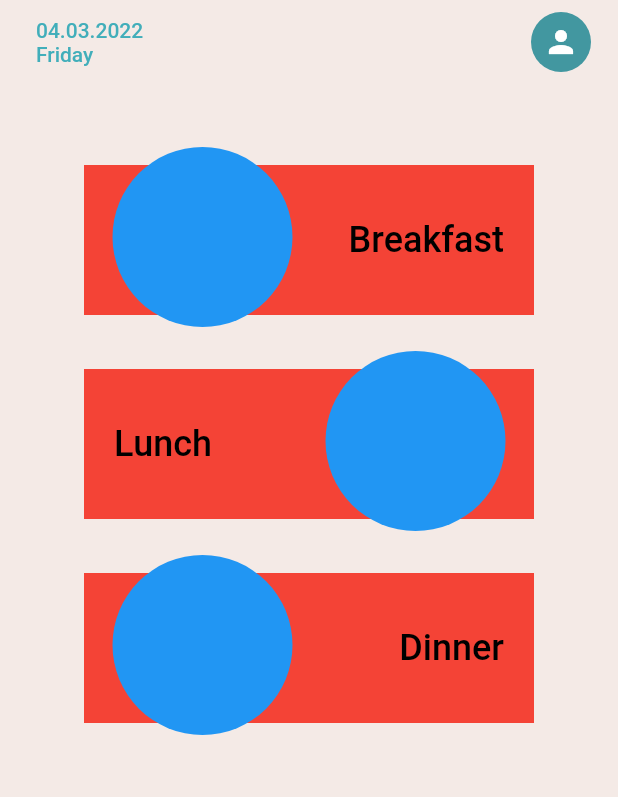
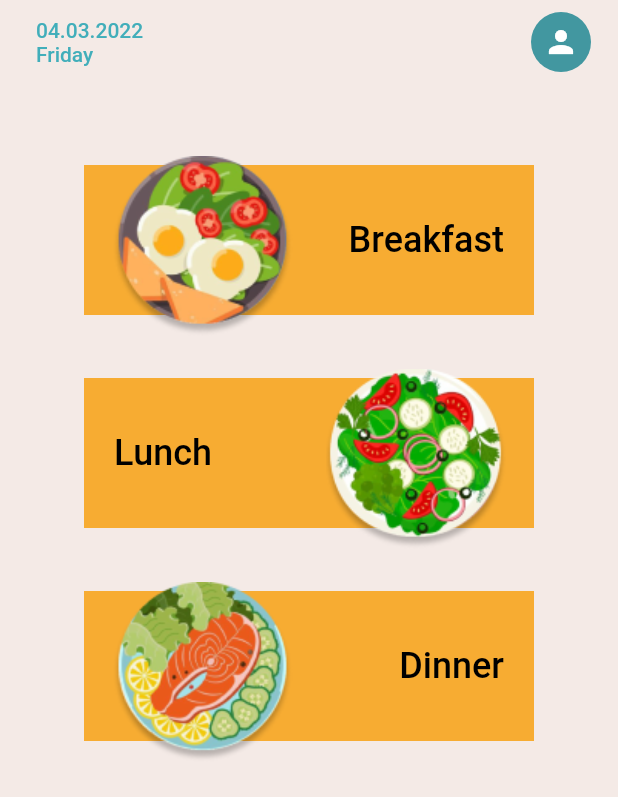
Before and after one commit to mrickar/Cut_Corners, a Flutter app: the HomeFilled screen opened directly, on a phone screen of 412 x 824 dp. Shown: the top 797 px of the screen. Run offline on Flutter 3.47's test engine with Material 2 defaults, Android fonts, the phone set to English and light mode, and no system bars; our stand-ins replace cloud_firestore, firebase_auth, firebase_core, firebase_database, flutter_riverpod, google_sign_in; accounts and stored records are empty.

Commit message:
meal icons eklendi

```diff
--- a/lib/home-filled.dart
+++ b/lib/home-filled.dart
@@ -19,6 +19,7 @@ class _HomeFilledState extends State<HomeFilled> {
   final profilePersonColor = Color(0xffffffff);
   final dateColor = Color(0xff41aeba);
   final addMealColor = Color(0xff595959);
+  final rectangularContainerColor = Color(0xfff7ac32);
 
   @override
   Widget build(BuildContext context) {
@@ -83,7 +84,7 @@ class _HomeFilledState extends State<HomeFilled> {
                     padding: const EdgeInsets.fromLTRB(0, 12.0, 0, 0),
                     child: Center(
                       child: Container(
-                        color: Colors.red,
+                        color: rectangularContainerColor,
                         height: 100,
                         width: 300,
                         child: Align(
@@ -110,12 +111,17 @@ class _HomeFilledState extends State<HomeFilled> {
                   Align(
                     alignment: Alignment.centerLeft,
                     child: Padding(
-                      padding: const EdgeInsets.fromLTRB(75.0, 0, 0, 0),
-                      child: CircleAvatar(
-                      backgroundImage: null,
-                      backgroundColor: Colors.blue,
-                      radius: 60.0,
-                ),
+                      padding: const EdgeInsets.fromLTRB(75.0, 6.0, 0, 0),
+                      child: Container(
+                        width: 120, height: 120,
+                        decoration: BoxDecoration(
+                            color: Colors.transparent,
+                            borderRadius: BorderRadius.all(
+                              Radius.circular(60),
+                            )
+                        ),
+                        child: Image.asset('images/breakfast-icon.png', fit: BoxFit.cover,),
+                      ),
                     ),
                   ),
               ],
@@ -129,7 +135,7 @@ class _HomeFilledState extends State<HomeFilled> {
                   padding: const EdgeInsets.fromLTRB(0, 12.0, 0, 0),
                   child: Center(
                     child: Container(
-                      color: Colors.red,
+                      color: rectangularContainerColor,
                       height: 100,
                       width: 300,
                       child: Align(
@@ -156,11 +162,16 @@ class _HomeFilledState extends State<HomeFilled> {
                 Align(
                   alignment: Alignment.centerRight,
                   child: Padding(
-                    padding: const EdgeInsets.fromLTRB(0, 0, 75.0, 0),
-                    child: CircleAvatar(
-                      backgroundImage: null,
-                      backgroundColor: Colors.blue,
-                      radius: 60.0,
+                    padding: const EdgeInsets.fromLTRB(0, 6.0, 75.0, 0),
+                    child: Container(
+                      width: 120, height: 120,
+                      decoration: BoxDecoration(
+                          color: Colors.transparent,
+                          borderRadius: BorderRadius.all(
+                            Radius.circular(60),
+                          )
+                      ),
+                      child: Image.asset('images/lunch-icon.png', fit: BoxFit.cover,),
                     ),
                   ),
                 ),
@@ -175,7 +186,7 @@ class _HomeFilledState extends State<HomeFilled> {
                   padding: const EdgeInsets.fromLTRB(0, 12.0, 0, 0),
                   child: Center(
                     child: Container(
-                      color: Colors.red,
+                      color: rectangularContainerColor,
                       height: 100,
                       width: 300,
                       child: Align(
@@ -202,11 +213,16 @@ class _HomeFilledState extends State<HomeFilled> {
                 Align(
                   alignment: Alignment.centerLeft,
                   child: Padding(
-                    padding: const EdgeInsets.fromLTRB(75.0, 0, 0, 0),
-                    child: CircleAvatar(
-                      backgroundImage: null,
-                      backgroundColor: Colors.blue,
-                      radius: 60.0,
+                    padding: const EdgeInsets.fromLTRB(75.0, 6.0, 0, 0),
+                    child: Container(
+                      width: 120, height: 120,
+                      decoration: BoxDecoration(
+                          color: Colors.transparent,
+                          borderRadius: BorderRadius.all(
+                            Radius.circular(60),
+                          )
+                      ),
+                      child: Image.asset('images/dinner-icon.png', fit: BoxFit.cover,),
                     ),
                   ),
                 ),
```
